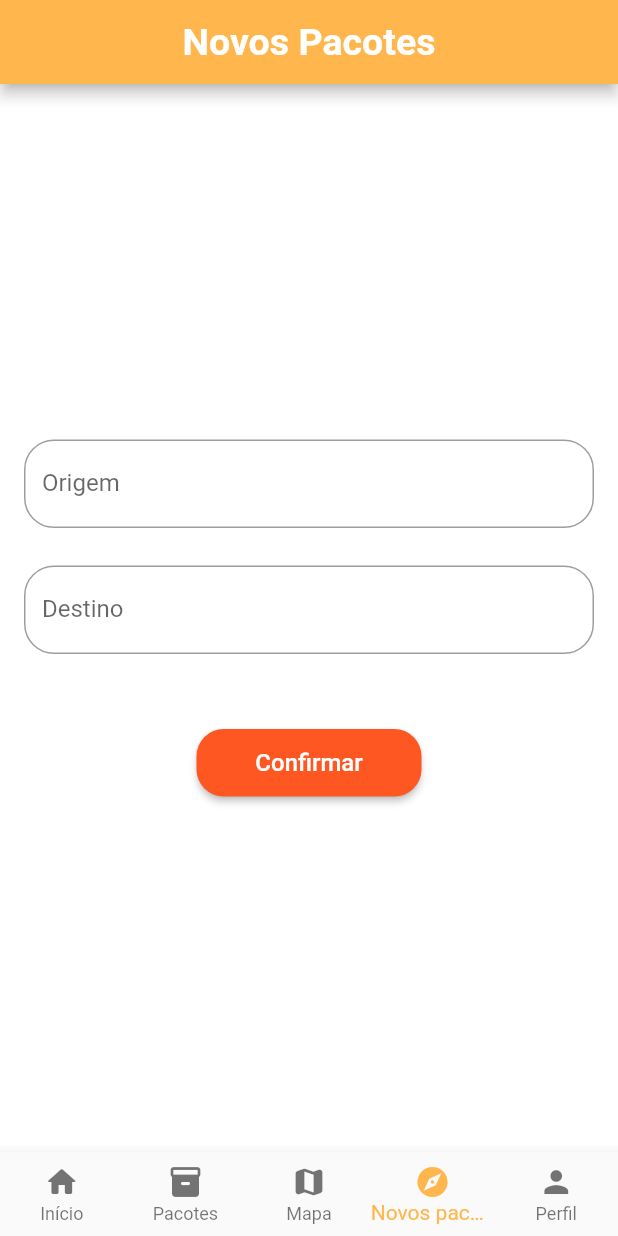
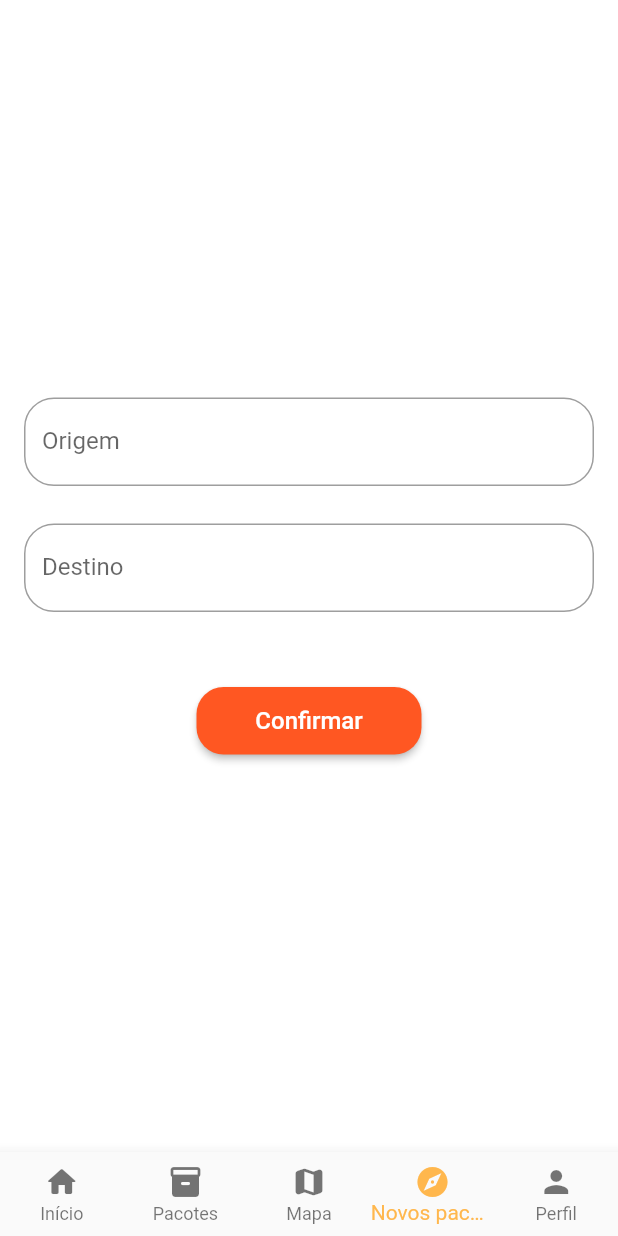
Before and after one commit to hen-mi/app-correios, a Flutter app: the screen it shows after launch, item 4 of the bottom bar chosen, on a phone screen of 412 x 824 dp. Run offline on Flutter 3.47's test engine with Material 2 defaults, Android fonts, the phone set to English and light mode, and no system bars; our stand-ins replace geocoding, geolocator, google_maps_flutter; missing offline and left inert: flutter_polyline_points; network calls fail.

Commit message:
ajuste de algumas telas

```diff
--- a/lib/main.dart
+++ b/lib/main.dart
@@ -21,5 +21,8 @@ void main() {
       "/Perfil": (context) => Perfil(),
 
     },
-  ));
+
+  )
+
+  );
 }
--- a/lib/telas/principal.dart
+++ b/lib/telas/principal.dart
@@ -55,56 +55,7 @@ class _TelaNavegacaoState extends State<TelaNavegacao> {
             ),
           ],
         ),
-        appBar: AppBar(
-          backgroundColor: Colors.orange[300],
-          centerTitle: true,
-          title: IndexedStack(
-            index: TelaAtual,
-            children: const <Text>[
-              Text("Correios",
-                textAlign: TextAlign.center,
-                style: TextStyle(
-                  color: Colors.white,
-                  fontSize: 25.0,
-                  fontWeight: FontWeight.bold,
-                ),
-              ),
-              Text("Pacotes",
-                textAlign: TextAlign.justify,
-                style: TextStyle(
-                  color: Colors.white,
-                  fontSize: 25.0,
-                  fontWeight: FontWeight.bold,
-                ),
-              ),
-              Text("Mapa",
-                textAlign: TextAlign.center,
-                style: TextStyle(
-                  color: Colors.white,
-                  fontSize: 25.0,
-                  fontWeight: FontWeight.bold,
-                ),
-              ),
-              Text("Novos Pacotes",
-                textAlign: TextAlign.center,
-                style: TextStyle(
-                  color: Colors.white,
-                  fontSize: 25.0,
-                  fontWeight: FontWeight.bold,
-                ),
-              ),
-              Text("Perfil",
-                textAlign: TextAlign.center,
-                style: TextStyle(
-                  color: Colors.white,
-                  fontSize: 25.0,
-                  fontWeight: FontWeight.bold,
-                ),
-              ),
-            ],
-          ),
 
-        ),
         body: IndexedStack(
           index: TelaAtual,
           children: const <Widget>[
```
Also changed, not shown: lib/google-maps/mapa.dart (+22 -65 lines).
